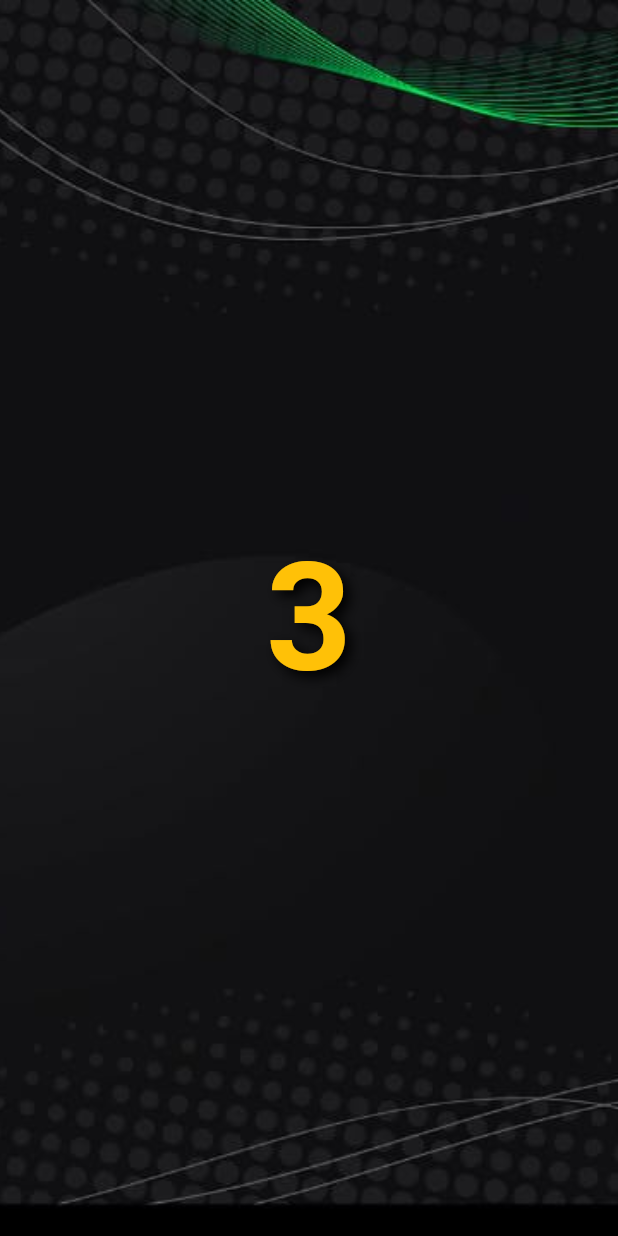
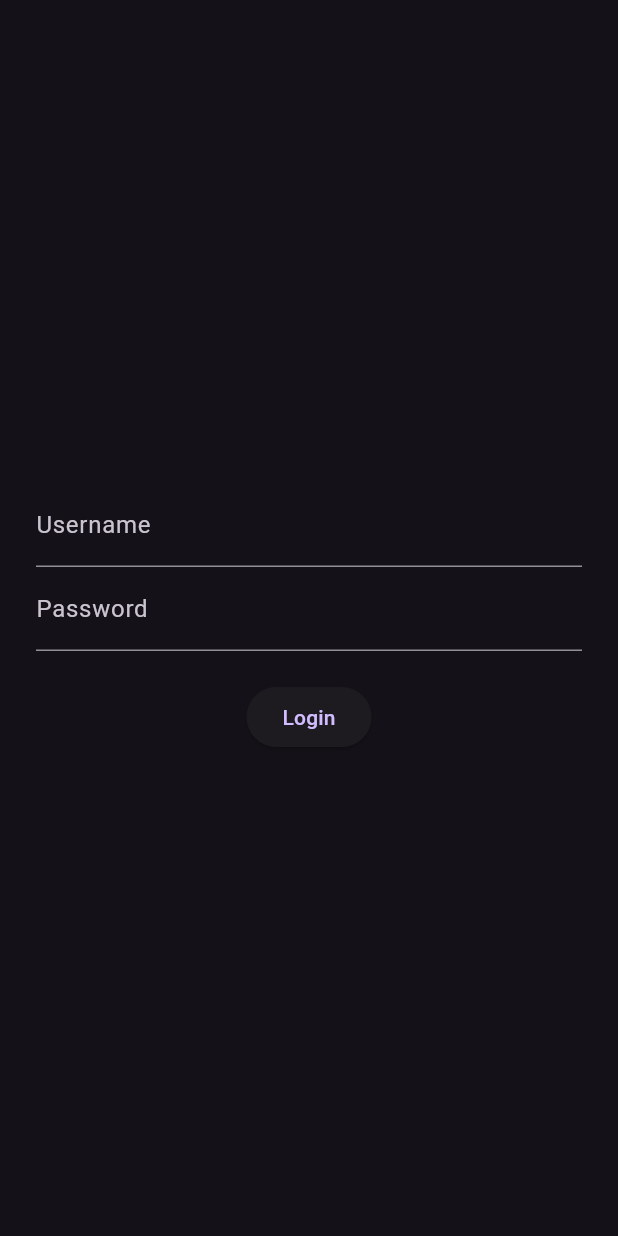
Before and after one commit to Minokainduwara/hacktrail_timer, a Flutter app: the screen it shows after launch, on a phone screen of 412 x 824 dp. Run offline on Flutter 3.47's test engine with Material 3 defaults, Android fonts, the light colour scheme and no system bars.

Commit message:
folder structure created

```diff
--- /dev/null
+++ b/lib/login_screen.dart
@@ -0,0 +1,61 @@
+import 'package:flutter/material.dart';
+import 'start_screen.dart';
+
+class LoginScreen extends StatefulWidget {
+  const LoginScreen({super.key});
+
+  @override
+  State<LoginScreen> createState() => _LoginScreenState();
+}
+
+class _LoginScreenState extends State<LoginScreen> {
+  final TextEditingController usernameController = TextEditingController();
+  final TextEditingController passwordController = TextEditingController();
+  String error = '';
+
+  void login() {
+    String username = usernameController.text;
+    String password = passwordController.text;
+
+    if (username == 'user' && password == '1234') {
+      Navigator.pushReplacement(
+        context,
+        MaterialPageRoute(builder: (context) => const StartScreen()),
+      );
+    } else {
+      setState(() => error = 'Invalid username or password');
+    }
+  }
+
+  @override
+  Widget build(BuildContext context) {
+    return Scaffold(
+      body: Center(
+        child: Padding(
+          padding: const EdgeInsets.all(24),
+          child: Column(
+            mainAxisSize: MainAxisSize.min,
+            children: [
+              TextField(
+                controller: usernameController,
+                decoration: const InputDecoration(labelText: 'Username'),
+              ),
+              TextField(
+                controller: passwordController,
+                decoration: const InputDecoration(labelText: 'Password'),
+                obscureText: true,
+              ),
+              const SizedBox(height: 20),
+              ElevatedButton(onPressed: login, child: const Text('Login')),
+              if (error.isNotEmpty)
+                Padding(
+                  padding: const EdgeInsets.only(top: 10),
+                  child: Text(error, style: const TextStyle(color: Colors.red)),
+                ),
+            ],
+          ),
+        ),
+      ),
+    );
+  }
+}
--- a/lib/main.dart
+++ b/lib/main.dart
@@ -1,5 +1,5 @@
-import 'dart:async';
 import 'package:flutter/material.dart';
+import 'login_screen.dart';
 
 void main() {
   runApp(const HackathonTimerApp());
@@ -13,154 +13,8 @@ class HackathonTimerApp extends StatelessWidget {
     return MaterialApp(
       title: 'Hackathon Timer',
       theme: ThemeData.dark(),
-      home: const TimerScreen(),
+      home: const LoginScreen(), // Start with login screen
       debugShowCheckedModeBanner: false,
     );
   }
 }
-
-class TimerScreen extends StatefulWidget {
-  const TimerScreen({super.key});
-
-  @override
-  State<TimerScreen> createState() => _TimerScreenState();
-}
-
-class _TimerScreenState extends State<TimerScreen> {
-  int openingCountdown = 10;
-  bool showHackathon = false;
-
-  static const int hackathonDuration = 6 * 60 * 60; // 6 hours
-  int remainingTime = hackathonDuration;
-  bool paused = false;
-
-  Timer? openingTimer;
-  Timer? hackathonTimer;
-
-  @override
-  void initState() {
-    super.initState();
-    startOpeningCountdown();
-  }
-
-  void startOpeningCountdown() {
-    openingTimer = Timer.periodic(const Duration(seconds: 1), (timer) {
-      if (openingCountdown > 1) {
-        setState(() => openingCountdown--);
-      } else {
-        timer.cancel();
-        setState(() => showHackathon = true);
-        startHackathonTimer();
-      }
-    });
-  }
-
-  void startHackathonTimer() {
-    hackathonTimer = Timer.periodic(const Duration(seconds: 1), (timer) {
-      if (!paused) {
-        if (remainingTime > 0) {
-          setState(() => remainingTime--);
-        } else {
-          timer.cancel();
-        }
-      }
-    });
-  }
-
-  String formatTime(int seconds) {
-    final hours = (seconds ~/ 3600).toString().padLeft(2, '0');
-    final minutes = ((seconds % 3600) ~/ 60).toString().padLeft(2, '0');
-    final secs = (seconds % 60).toString().padLeft(2, '0');
-    return "$hours:$minutes:$secs";
-  }
-
-  @override
-  void dispose() {
-    openingTimer?.cancel();
-    hackathonTimer?.cancel();
-    super.dispose();
-  }
-
-  @override
-  Widget build(BuildContext context) {
-    return Scaffold(
-      body: Container(
-        width: double.infinity,
-        height: double.infinity,
-        decoration: const BoxDecoration(
-          image: DecorationImage(
-            image: AssetImage("assets/backdrop.jpeg"), // your image here
-            fit: BoxFit.cover,
-          ),
-        ),
-        child: Center(
-          child: showHackathon
-              ? Column(
-                  mainAxisAlignment: MainAxisAlignment.center,
-                  children: [
-                    Text(
-                      remainingTime > 0
-                          ? formatTime(remainingTime)
-                          : "Hackathon Over 🎉",
-                      style: const TextStyle(
-                        fontSize: 60,
-                        fontWeight: FontWeight.bold,
-                        color: Colors.white,
-                        shadows: [
-                          Shadow(
-                              blurRadius: 10,
-                              color: Colors.black,
-                              offset: Offset(3, 3)),
-                        ],
-                      ),
-                    ),
-                    const SizedBox(height: 40),
-                    Row(
-                      mainAxisAlignment: MainAxisAlignment.center,
-                      children: [
-                        ElevatedButton(
-                          onPressed: () => setState(() => paused = true),
-                          style: ElevatedButton.styleFrom(
-                            backgroundColor: Colors.amber,
-                            foregroundColor: Colors.black,
-                            padding: const EdgeInsets.symmetric(
-                                horizontal: 30, vertical: 15),
-                          ),
-                          child: const Text("⏸ Pause",
-                              style: TextStyle(fontSize: 20)),
-                        ),
-                        const SizedBox(width: 20),
-                        ElevatedButton(
-                          onPressed: () => setState(() => paused = false),
-                          style: ElevatedButton.styleFrom(
-                            backgroundColor: Colors.green,
-                            foregroundColor: Colors.white,
-                            padding: const EdgeInsets.symmetric(
-                                horizontal: 30, vertical: 15),
-                          ),
-                          child: const Text("▶ Resume",
-                              style: TextStyle(fontSize: 20)),
-                        ),
-                      ],
-                    ),
-                  ],
-                )
-              : Text(
-                  "$openingCountdown",
-                  style: const TextStyle(
-                    fontSize: 100,
-                    fontWeight: FontWeight.bold,
-                    color: Colors.amber,
-                    shadows: [
-                      Shadow(
-                          blurRadius: 10,
-                          color: Colors.black,
-                          offset: Offset(4, 4)),
-                    ],
-                  ),
-                ),
-        ),
-      ),
-    );
-  }
-}
```
Also changed, not shown: lib/start_screen.dart (added), lib/timer_screen.dart (added).
